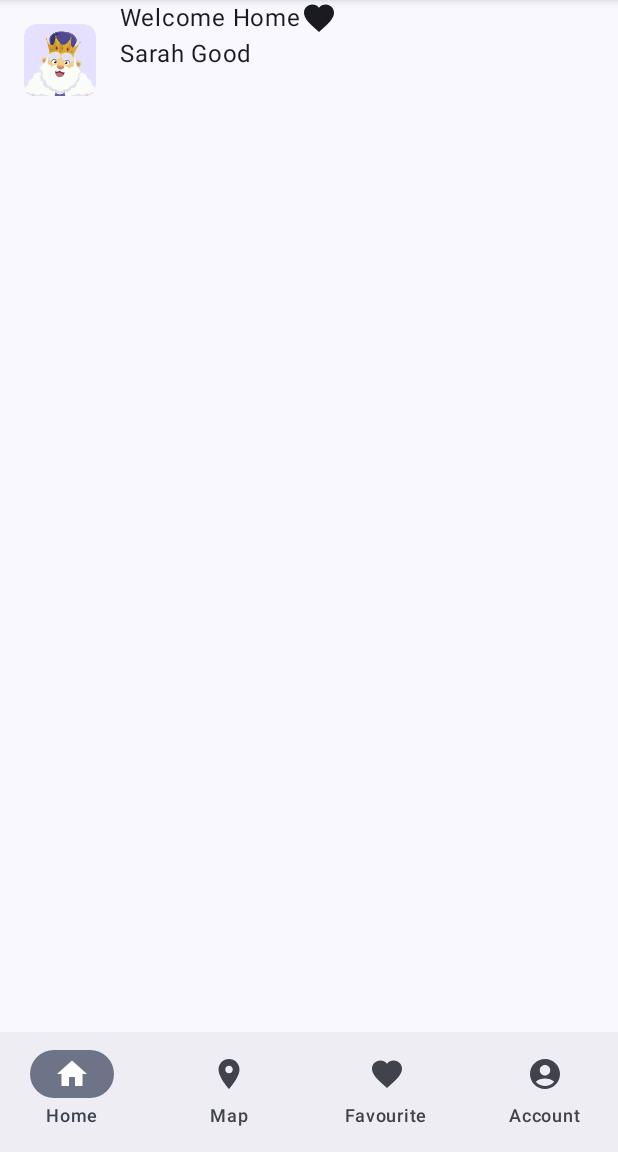
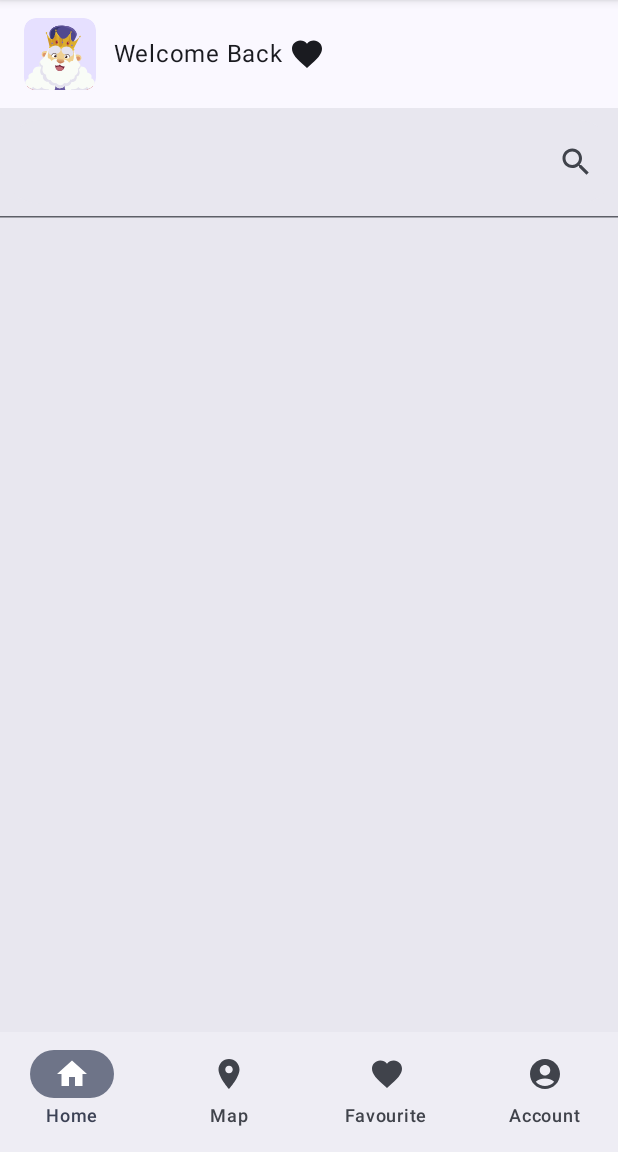
Before and after one commit to Hunter54/ItecPlusUltra, an Android app built with Jetpack Compose: the screen it shows after launch (MainActivity), on a phone screen of 412 x 824 dp, the part 84-1236 px from its top. Run offline under Robolectric (Android 15) with nearby library versions, the phone set to English and light mode, and no system bars; our stand-ins replace Dagger/Hilt's generated code.

Commit message:
Home screen wip

```diff
--- a/app/src/main/java/com/example/timieu2023/features/home/presentation/HomeScreen.kt
+++ b/app/src/main/java/com/example/timieu2023/features/home/presentation/HomeScreen.kt
@@ -1,19 +1,39 @@
 package com.example.timieu2023.features.home.presentation
 
+import android.widget.SearchView
 import androidx.compose.foundation.Image
+import androidx.compose.foundation.layout.Arrangement
 import androidx.compose.foundation.layout.Column
 import androidx.compose.foundation.layout.Row
+import androidx.compose.foundation.layout.fillMaxWidth
 import androidx.compose.foundation.layout.padding
+import androidx.compose.foundation.layout.size
 import androidx.compose.material.icons.Icons
+import androidx.compose.material.icons.filled.Close
 import androidx.compose.material.icons.filled.Favorite
 import androidx.compose.material.icons.filled.Person
+import androidx.compose.material.icons.filled.Search
+import androidx.compose.material3.ExperimentalMaterial3Api
 import androidx.compose.material3.Icon
+import androidx.compose.material3.IconButton
 import androidx.compose.material3.MaterialTheme
+import androidx.compose.material3.SearchBar
 import androidx.compose.material3.Text
+import androidx.compose.material3.TextField
+import androidx.compose.material3.TextFieldDefaults
 import androidx.compose.runtime.Composable
+import androidx.compose.runtime.MutableState
+import androidx.compose.runtime.mutableStateOf
+import androidx.compose.runtime.remember
+import androidx.compose.ui.Alignment
 import androidx.compose.ui.Modifier
+import androidx.compose.ui.graphics.Color
+import androidx.compose.ui.graphics.RectangleShape
 import androidx.compose.ui.res.painterResource
+import androidx.compose.ui.text.TextStyle
+import androidx.compose.ui.text.input.TextFieldValue
 import androidx.compose.ui.unit.dp
+import androidx.compose.ui.unit.sp
 import androidx.hilt.navigation.compose.hiltViewModel
 import com.example.timieu2023.R
 
@@ -29,26 +49,118 @@ fun HomeTabRoute(
 fun HomeTabScreen(
     modifier: Modifier = Modifier
 ) {
-    TopWelcomeTab(
-        modifier
-    )
+    val textState = remember { mutableStateOf(TextFieldValue("")) }
+
+    Column {
+        TopWelcomeTab(
+            modifier
+        )
+        HomeSearchField(
+            onSearch = {},
+            onActiveChange = {},
+            onQueryChange = {},
+            query = ""
+        )
+//        SearchView(state = textState)
+    }
 }
 
 @Composable
 fun TopWelcomeTab(
     modifier: Modifier = Modifier
 ) {
-    Row {
+    Row(
+        verticalAlignment = Alignment.CenterVertically,
+        horizontalArrangement = Arrangement.Center
+    ) {
         Image(
             painter = painterResource(id = R.drawable.mosulica), contentDescription = null,
-            modifier.padding(16.dp)
+            modifier.padding(start = 16.dp, top = 12.dp, end = 12.dp, bottom = 12.dp)
         )
-        Column {
-            Row {
-                Text(text = "Welcome Home")
-                Icon(imageVector = Icons.Filled.Favorite, contentDescription = null)
-            }
-            Text("Sarah Good")
-        }
+        Text(text = "Welcome Back")
+        Icon(
+            imageVector = Icons.Filled.Favorite, contentDescription = null,
+            modifier = modifier.padding(start = 4.dp)
+        )
     }
 }
+
+@OptIn(ExperimentalMaterial3Api::class)
+@Composable
+fun HomeSearchField(
+    onSearch: (String) -> Unit,
+    onActiveChange: (Boolean) -> Unit,
+    onQueryChange: (String) -> Unit,
+    query: String
+) {
+    SearchBar(
+        query = query,
+        onQueryChange = onQueryChange,
+        onSearch = onSearch,
+        active = true,
+        onActiveChange = onActiveChange,
+        enabled = true,
+        placeholder = {},
+        leadingIcon = {},
+        trailingIcon = {
+            Icon(imageVector = Icons.Filled.Search, contentDescription = null)
+        },
+        tonalElevation = 16.dp,
+    ) {
+
+    }
+}
+
+@OptIn(ExperimentalMaterial3Api::class)
+@Composable
+fun SearchView(state: MutableState<TextFieldValue>) {
+    TextField(
+        value = state.value,
+        onValueChange = { value ->
+            state.value = value
+        },
+        modifier = Modifier.fillMaxWidth(),
+        textStyle = TextStyle(color = Color.White, fontSize = 18.sp),
+        leadingIcon = {
+            Icon(
+                Icons.Default.Search,
+                contentDescription = "",
+                modifier = Modifier
+                    .padding(15.dp)
+                    .size(24.dp)
+            )
+        },
+        trailingIcon = {
+            if (state.value != TextFieldValue("")) {
+                IconButton(
+                    onClick = {
+                        state.value =
+                            TextFieldValue("") // Remove text from TextField when you press the 'X' icon
+                    }
+                ) {
+                    Icon(
+                        Icons.Default.Close,
+                        contentDescription = "",
+                        modifier = Modifier
+                            .padding(15.dp)
+                            .size(24.dp)
+                    )
+                }
+            }
+        },
+        singleLine = true,
+        shape = RectangleShape, // The TextFiled has rounded corners top left and right by default
+        colors = TextFieldDefaults.textFieldColors(
+            cursorColor = Color.White,
+            focusedIndicatorColor = Color.Transparent,
+            unfocusedIndicatorColor = Color.Transparent,
+            disabledIndicatorColor = Color.Transparent
+        )
+    )
+}
+
+
+@Composable
+fun HomeTopQuestion() {
+
+}
```
